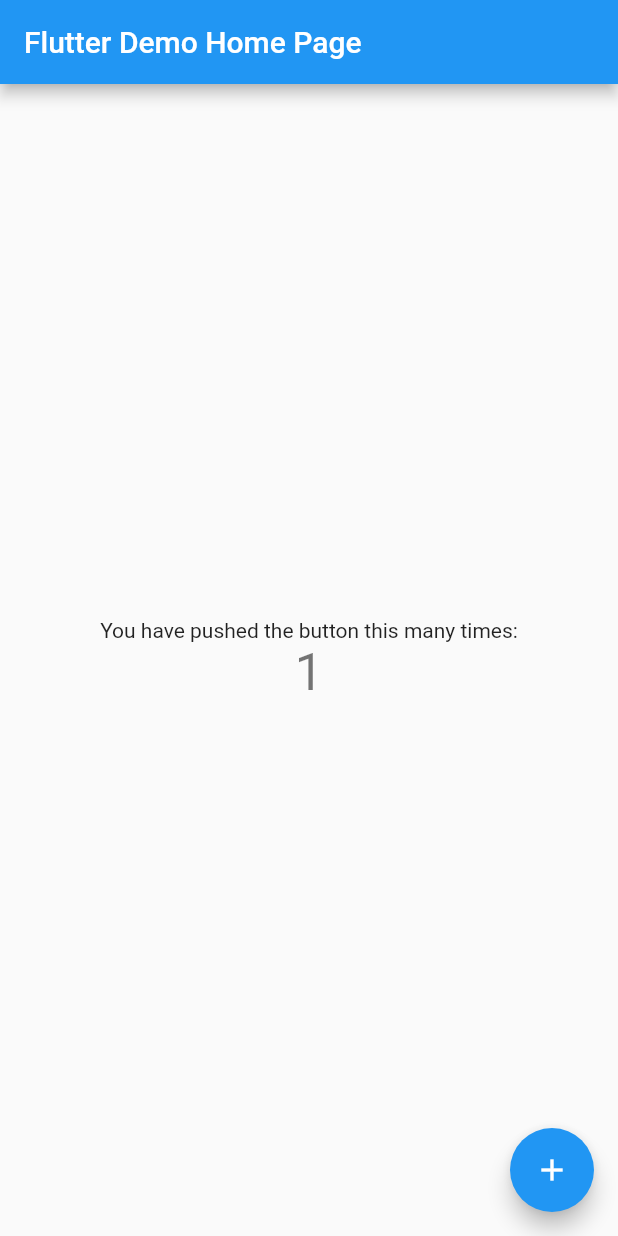
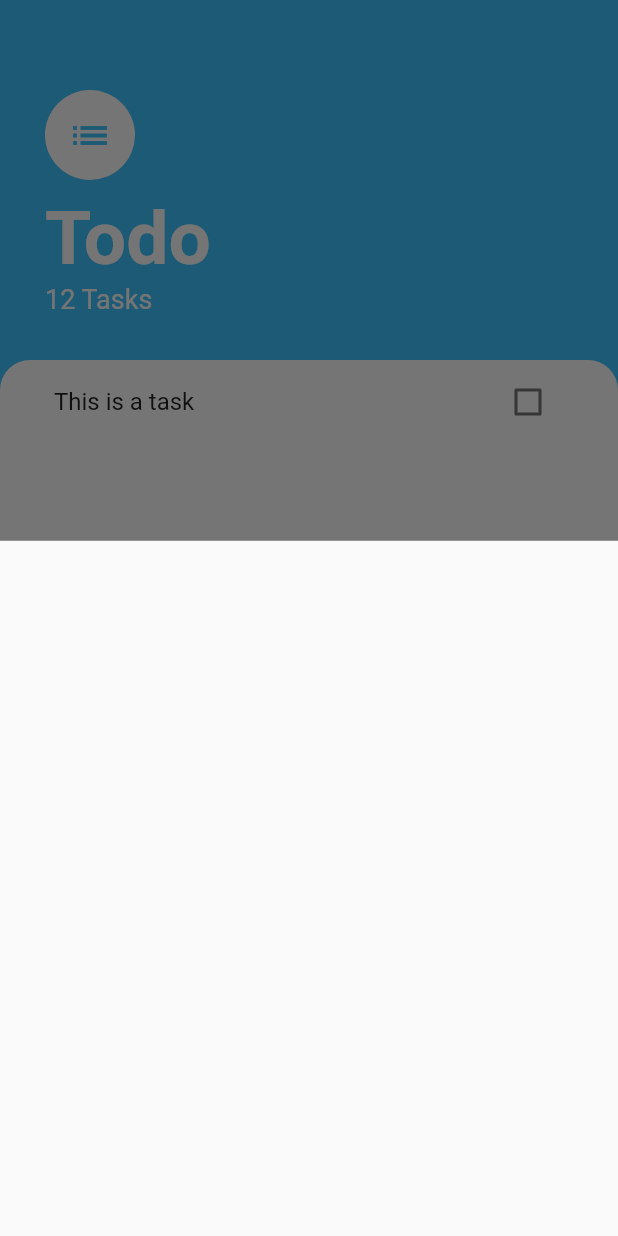
Before and after one commit to narmuni123/todo, a Flutter app: the screen it shows after launch, after a tap on the "add" icon, on a phone screen of 412 x 824 dp. Run offline on Flutter 3.47's test engine with Material 2 defaults, Android fonts, the phone set to English and light mode, and no system bars.

Commit message:
added till bottom sheet

```diff
--- a/lib/main.dart
+++ b/lib/main.dart
@@ -1,4 +1,5 @@
 import 'package:flutter/material.dart';
+import 'package:todo/screens/taskScreen.dart';
 
 void main() {
   runApp(const MyApp());
@@ -7,109 +8,11 @@
 class MyApp extends StatelessWidget {
   const MyApp({Key? key}) : super(key: key);
 
-  // This widget is the root of your application.
   @override
   Widget build(BuildContext context) {
     return MaterialApp(
-      title: 'Flutter Demo',
-      theme: ThemeData(
-        // This is the theme of your application.
-        //
-        // Try running your application with "flutter run". You'll see the
-        // application has a blue toolbar. Then, without quitting the app, try
-        // changing the primarySwatch below to Colors.green and then invoke
-        // "hot reload" (press "r" in the console where you ran "flutter run",
-        // or simply save your changes to "hot reload" in a Flutter IDE).
-        // Notice that the counter didn't reset back to zero; the application
-        // is not restarted.
-        primarySwatch: Colors.blue,
-      ),
-      home: const MyHomePage(title: 'Flutter Demo Home Page'),
+      debugShowCheckedModeBanner: false,
+      home: TasksScreen(),
     );
   }
 }
-
-class MyHomePage extends StatefulWidget {
-  const MyHomePage({Key? key, required this.title}) : super(key: key);
-
-  // This widget is the home page of your application. It is stateful, meaning
-  // that it has a State object (defined below) that contains fields that affect
-  // how it looks.
-
-  // This class is the configuration for the state. It holds the values (in this
-  // case the title) provided by the parent (in this case the App widget) and
-  // used by the build method of the State. Fields in a Widget subclass are
-  // always marked "final".
-
-  final String title;
-
-  @override
-  State<MyHomePage> createState() => _MyHomePageState();
-}
-
-class _MyHomePageState extends State<MyHomePage> {
-  int _counter = 0;
-
-  void _incrementCounter() {
-    setState(() {
-      // This call to setState tells the Flutter framework that something has
-      // changed in this State, which causes it to rerun the build method below
-      // so that the display can reflect the updated values. If we changed
-      // _counter without calling setState(), then the build method would not be
-      // called again, and so nothing would appear to happen.
-      _counter++;
-    });
-  }
-
-  @override
-  Widget build(BuildContext context) {
-    // This method is rerun every time setState is called, for instance as done
-    // by the _incrementCounter method above.
-    //
-    // The Flutter framework has been optimized to make rerunning build methods
-    // fast, so that you can just rebuild anything that needs updating rather
-    // than having to individually change instances of widgets.
-    return Scaffold(
-      appBar: AppBar(
-        // Here we take the value from the MyHomePage object that was created by
-        // the App.build method, and use it to set our appbar title.
-        title: Text(widget.title),
-      ),
-      body: Center(
-        // Center is a layout widget. It takes a single child and positions it
-        // in the middle of the parent.
-        child: Column(
-          // Column is also a layout widget. It takes a list of children and
-          // arranges them vertically. By default, it sizes itself to fit its
-          // children horizontally, and tries to be as tall as its parent.
-          //
-          // Invoke "debug painting" (press "p" in the console, choose the
-          // "Toggle Debug Paint" action from the Flutter Inspector in Android
-          // Studio, or the "Toggle Debug Paint" command in Visual Studio Code)
-          // to see the wireframe for each widget.
-          //
-          // Column has various properties to control how it sizes itself and
-          // how it positions its children. Here we use mainAxisAlignment to
-          // center the children vertically; the main axis here is the vertical
-          // axis because Columns are vertical (the cross axis would be
-          // horizontal).
-          mainAxisAlignment: MainAxisAlignment.center,
-          children: <Widget>[
-            const Text(
-              'You have pushed the button this many times:',
-            ),
-            Text(
-              '$_counter',
-              style: Theme.of(context).textTheme.headline4,
-            ),
-          ],
-        ),
-      ),
-      floatingActionButton: FloatingActionButton(
-        onPressed: _incrementCounter,
-        tooltip: 'Increment',
-        child: const Icon(Icons.add),
-      ), // This trailing comma makes auto-formatting nicer for build methods.
-    );
-  }
-}
--- /dev/null
+++ b/lib/screens/add_task_screen.dart
@@ -0,0 +1 @@
+import 'package:flutter/material.dart';
--- /dev/null
+++ b/lib/screens/taskScreen.dart
@@ -0,0 +1,82 @@
+import 'package:flutter/material.dart';
+import 'package:todo/widgets/tasks_list.dart';
+
+class TasksScreen extends StatelessWidget {
+  const TasksScreen({Key? key}) : super(key: key);
+
+
+  @override
+  Widget build(BuildContext context) {
+    return Scaffold(
+      backgroundColor: Colors.lightBlueAccent,
+      floatingActionButton: FloatingActionButton(
+        onPressed: () {
+          showModalBottomSheet(
+              context: context,
+              builder: (context){
+                return  Container(
+
+                );
+              },
+          );
+        },
+        backgroundColor: Colors.lightBlueAccent,
+        child: const Icon(Icons.add),
+      ),
+      body: Column(
+        crossAxisAlignment: CrossAxisAlignment.start,
+        children: [
+          Container(
+            padding:
+                const EdgeInsets.only(top: 60, left: 30, right: 30, bottom: 30),
+            child: Column(
+              crossAxisAlignment: CrossAxisAlignment.start,
+              children: const [
+                CircleAvatar(
+                  backgroundColor: Colors.white,
+                  radius: 30,
+                  child: Icon(
+                    Icons.list,
+                    color: Colors.lightBlueAccent,
+                    size: 30,
+                  ),
+                ),
+                SizedBox(
+                  height: 10,
+                ),
+                Text(
+                  "Todo",
+                  style: TextStyle(
+                    color: Colors.white,
+                    fontSize: 50,
+                    fontWeight: FontWeight.w700,
+                  ),
+                ),
+                Text(
+                  "12 Tasks",
+                  style: TextStyle(
+                    color: Colors.white,
+                    fontSize: 18,
+                  ),
+                ),
+              ],
+            ),
+          ),
+          Expanded(
+            child: Container(
+              padding: const EdgeInsets.symmetric(horizontal: 20),
+              decoration: const BoxDecoration(
+                color: Colors.white,
+                borderRadius: BorderRadius.only(
+                  topLeft: Radius.circular(20),
+                  topRight: Radius.circular(20),
+                ),
+              ),
+              child: TasksList(),
+            ),
+          ),
+        ],
+      ),
+    );
+  }
+}
--- /dev/null
+++ b/lib/widgets/task_tile.dart
@@ -0,0 +1,20 @@
+import 'package:flutter/material.dart';
+
+// ignore: use_key_in_widget_constructors
+class TaskTile extends StatelessWidget {
+
+  @override
+  Widget build(BuildContext context) {
+    return ListTile(
+      title: const Text(
+        "This is a task",
+      ),
+      trailing: Checkbox(
+        value: false,
+        onChanged: (value){
+
+        },
+      ),
+    );
+  }
+}
--- /dev/null
+++ b/lib/widgets/tasks_list.dart
@@ -0,0 +1,14 @@
+import 'package:flutter/material.dart';
+import 'package:todo/widgets/task_tile.dart';
+
+// ignore: use_key_in_widget_constructors
+class TasksList extends StatelessWidget {
+  @override
+  Widget build(BuildContext context) {
+    return ListView(
+      children:  [
+        TaskTile()
+      ],
+    );
+  }
+}
```
